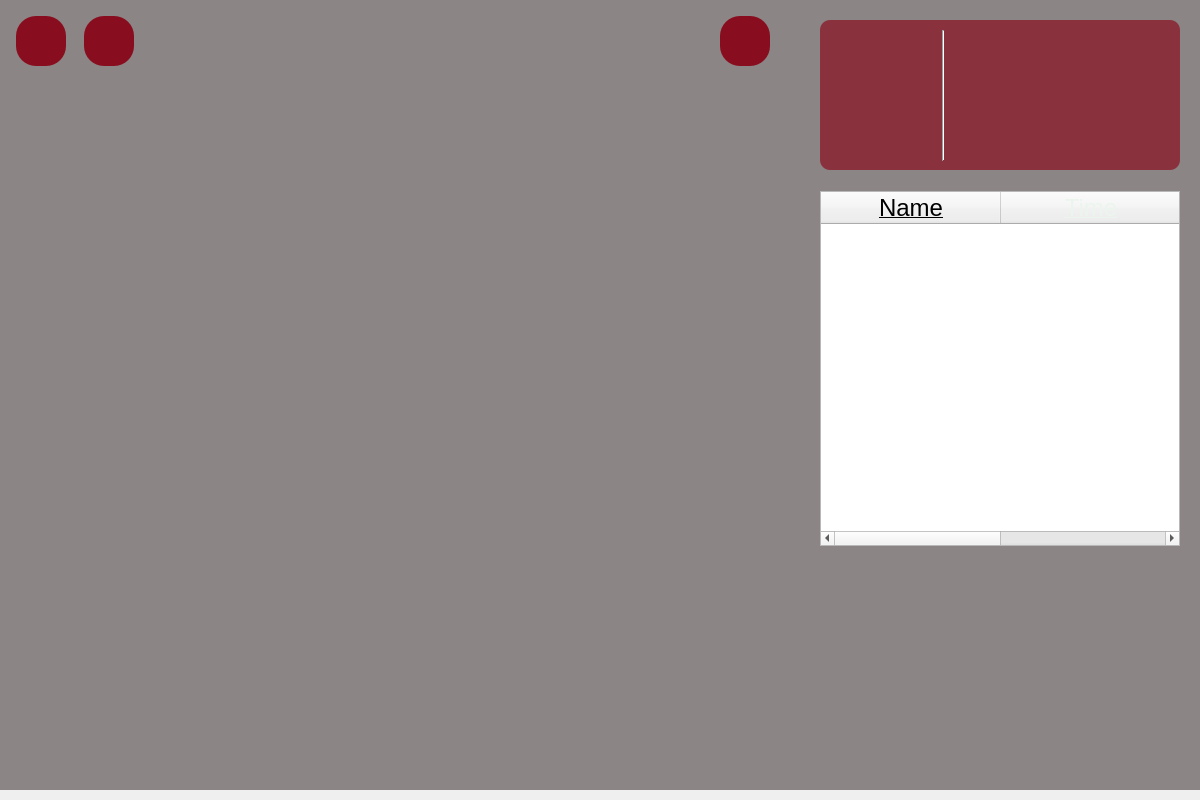
Before: the Qt Designer form app/game.ui in ce-itcr/Gladiators-GBP, drawn with Qt 5.
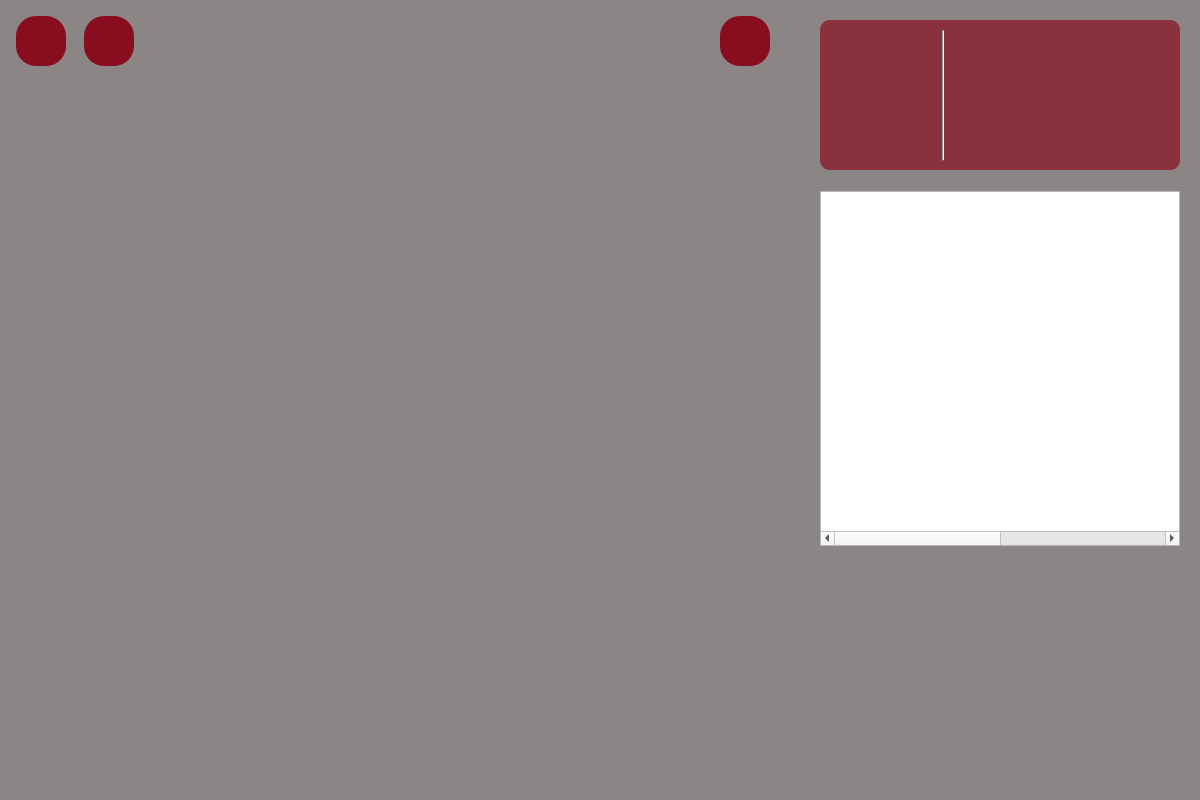
After: the same form once the commit is applied. Icons and pictures are not drawn.

Commit message: Game speed now can be controlled

Diff of the .ui file:
```diff
--- a/app/game.ui
+++ b/app/game.ui
@@ -26,8 +26,8 @@
    <property name="geometry">
     <rect>
      <x>0</x>
-     <y>-10</y>
-     <width>1201</width>
+     <y>0</y>
+     <width>1200</width>
      <height>800</height>
     </rect>
    </property>
@@ -137,7 +137,7 @@
     <bool>false</bool>
    </property>
    <attribute name="horizontalHeaderVisible">
-    <bool>true</bool>
+    <bool>false</bool>
    </attribute>
    <attribute name="horizontalHeaderCascadingSectionResizes">
     <bool>false</bool>
```
Left out of the diff: 2 changed lines with no effect on the pictures. The commit also changes 7 other files.
